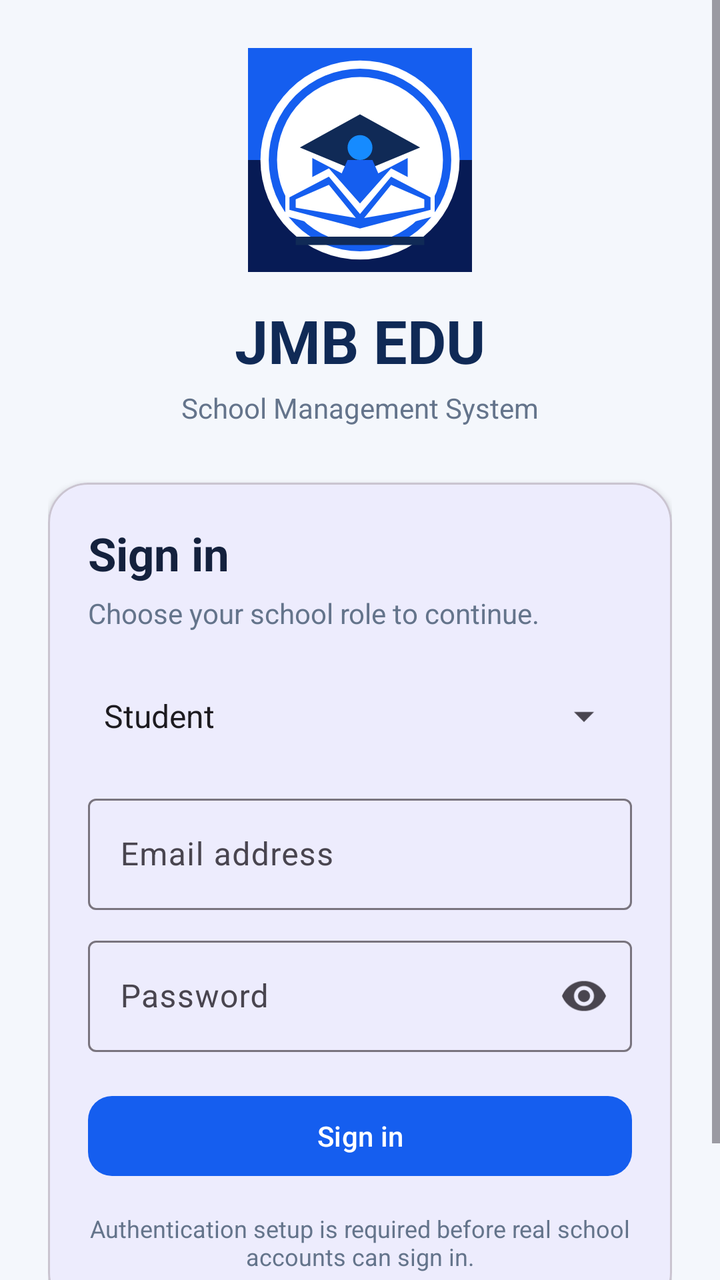
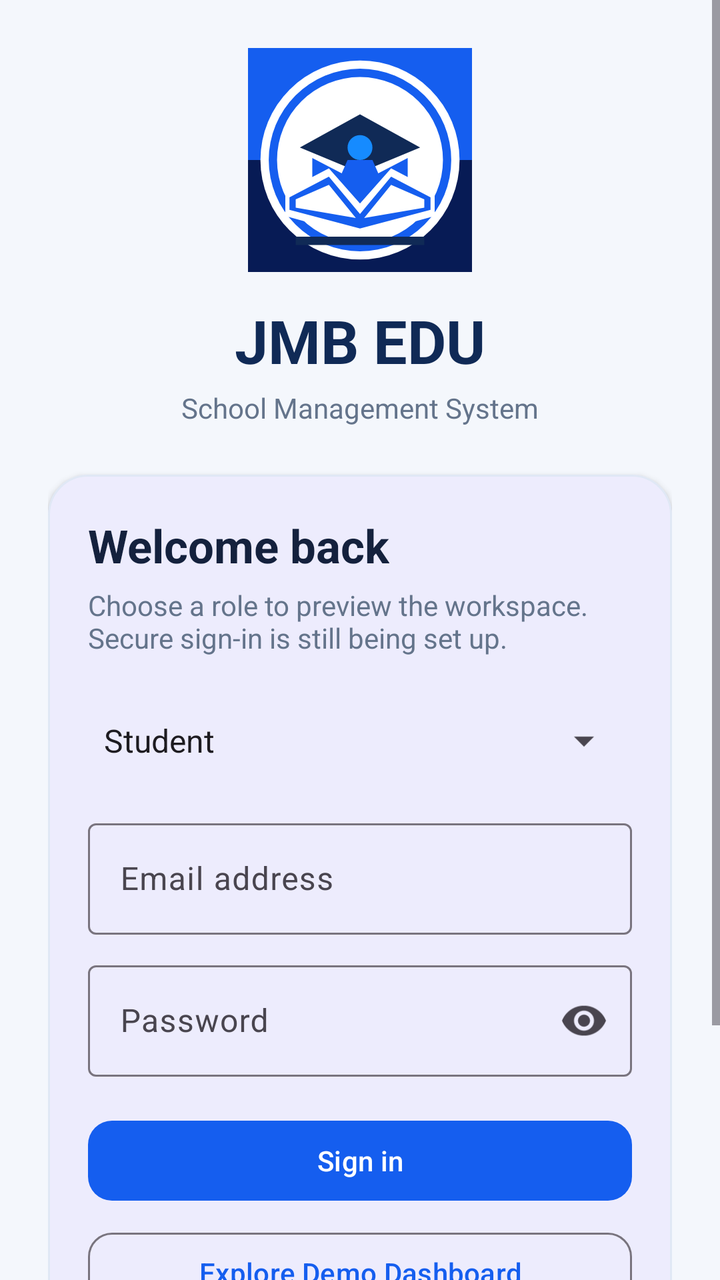

Compare the two renders of this Android layout. The source of the first and the diff that turns it into the second are given below.
<!-- AndroidManifest.xml: application theme Theme.JMBEDU -->
<!-- res/layout/activity_login.xml -->
<?xml version="1.0" encoding="utf-8"?>
<ScrollView xmlns:android="http://schemas.android.com/apk/res/android"
    android:layout_width="match_parent"
    android:layout_height="match_parent"
    android:background="@color/jmb_background"
    android:fillViewport="true">
    <LinearLayout
        android:layout_width="match_parent"
        android:layout_height="match_parent"
        android:gravity="center"
        android:orientation="vertical"
        android:padding="24dp">
        <ImageView
            android:layout_width="112dp"
            android:layout_height="112dp"
            android:contentDescription="JMB EDU logo"
            android:src="@drawable/ic_jmb_edu" />
        <TextView
            android:layout_width="wrap_content"
            android:layout_height="wrap_content"
            android:layout_marginTop="14dp"
            android:text="JMB EDU"
            android:textColor="@color/jmb_navy"
            android:textSize="30sp"
            android:textStyle="bold" />
        <TextView
            android:layout_width="wrap_content"
            android:layout_height="wrap_content"
            android:layout_marginTop="4dp"
            android:text="School Management System"
            android:textColor="@color/jmb_muted"
            android:textSize="14sp" />
        <com.google.android.material.card.MaterialCardView
            android:layout_width="match_parent"
            android:layout_height="wrap_content"
            android:layout_marginTop="28dp"
            app:cardCornerRadius="20dp"
            app:cardElevation="2dp"
            xmlns:app="http://schemas.android.com/apk/res-auto">
            <LinearLayout
                android:layout_width="match_parent"
                android:layout_height="wrap_content"
                android:orientation="vertical"
                android:padding="20dp">
                <TextView
                    android:layout_width="wrap_content"
                    android:layout_height="wrap_content"
                    android:text="Sign in"
                    android:textColor="@color/jmb_text"
                    android:textSize="23sp"
                    android:textStyle="bold" />
                <TextView
                    android:layout_width="wrap_content"
                    android:layout_height="wrap_content"
                    android:layout_marginTop="5dp"
                    android:text="Choose your school role to continue."
                    android:textColor="@color/jmb_muted"
                    android:textSize="14sp" />
                <Spinner
                    android:id="@+id/roleSpinner"
                    android:layout_width="match_parent"
                    android:layout_height="52dp"
                    android:layout_marginTop="16dp"
                    android:entries="@array/login_roles" />
                <com.google.android.material.textfield.TextInputLayout
                    android:layout_width="match_parent"
                    android:layout_height="wrap_content"
                    android:layout_marginTop="10dp"
                    android:hint="Email address">
                    <com.google.android.material.textfield.TextInputEditText
                        android:id="@+id/emailInput"
                        android:layout_width="match_parent"
                        android:layout_height="wrap_content"
                        android:inputType="textEmailAddress"
                        android:autofillHints="emailAddress" />
                </com.google.android.material.textfield.TextInputLayout>
                <com.google.android.material.textfield.TextInputLayout
                    android:layout_width="match_parent"
                    android:layout_height="wrap_content"
                    android:layout_marginTop="10dp"
                    android:hint="Password"
                    app:endIconMode="password_toggle">
                    <com.google.android.material.textfield.TextInputEditText
                        android:id="@+id/passwordInput"
                        android:layout_width="match_parent"
                        android:layout_height="wrap_content"
                        android:inputType="textPassword"
                        android:autofillHints="password" />
                </com.google.android.material.textfield.TextInputLayout>
                <com.google.android.material.button.MaterialButton
                    android:id="@+id/signInButton"
                    android:layout_width="match_parent"
                    android:layout_height="wrap_content"
                    android:layout_marginTop="18dp"
                    android:text="Sign in"
                    app:cornerRadius="12dp" />
                <TextView
                    android:layout_width="match_parent"
                    android:layout_height="wrap_content"
                    android:layout_marginTop="14dp"
                    android:gravity="center"
                    android:text="Authentication setup is required before real school accounts can sign in."
                    android:textColor="@color/jmb_muted"
                    android:textSize="12sp" />
            </LinearLayout>
        </com.google.android.material.card.MaterialCardView>
        <TextView
            android:layout_width="wrap_content"
            android:layout_height="wrap_content"
            android:layout_marginTop="20dp"
            android:text="LEARN  •  MANAGE  •  SUCCEED"
            android:textColor="@color/jmb_blue"
            android:textStyle="bold"
            android:textSize="12sp" />
    </LinearLayout>
</ScrollView>
<!-- resources referenced by this layout -->
<resources>
  <string-array name="login_roles">
          <item>Student</item>
          <item>Teacher</item>
          <item>Senior Teacher</item>
          <item>Headmaster</item>
          <item>School Admin</item>
          <item>Owner</item>
      </string-array>
  <color name="jmb_background">#F4F7FC</color>
  <color name="jmb_blue">#155EEF</color>
  <color name="jmb_muted">#64748B</color>
  <color name="jmb_navy">#102A56</color>
  <color name="jmb_text">#14213D</color>
  <!-- drawable ic_jmb_edu (drawable) -->
  <?xml version="1.0" encoding="utf-8"?>
  <vector xmlns:android="http://schemas.android.com/apk/res/android"
      android:width="108dp"
      android:height="108dp"
      android:viewportWidth="108"
      android:viewportHeight="108">
      <path android:fillColor="#071B55" android:pathData="M0,0h108v108h-108z"/>
      <path android:fillColor="#155EEF" android:pathData="M0,0h108v54h-108z"/>
      <path android:fillColor="#FFFFFF" android:pathData="M54,6A48,48 0,1 0,54 102A48,48 0,1 0,54 6"/>
      <path android:fillColor="#155EEF" android:pathData="M54,10A44,44 0,1 0,54 98A44,44 0,1 0,54 10 M54,14A40,40 0,1 1,54 94A40,40 0,1 1,54 14"/>
      <path android:fillColor="#102A56" android:pathData="M25,48 L54,32 L83,48 L54,60 Z"/>
      <path android:fillColor="#155EEF" android:pathData="M31,53 L31,66 Q54,78 77,66 L77,53 L54,65 Z"/>
      <path android:fillColor="#168BFF" android:pathData="M54,42 A6,6 0,1 0,54 54 A6,6 0,1 0,54 42"/>
      <path android:fillColor="#155EEF" android:pathData="M48,54 L60,54 L67,70 L54,82 L41,70 Z"/>
      <path android:fillColor="#FFFFFF" android:pathData="M18,69 L39,58 L54,75 L69,58 L90,69 L90,81 L54,91 L18,81 Z"/>
      <path android:fillColor="#155EEF" android:pathData="M20,72 L39,62 L54,80 L69,62 L88,72 L88,78 L54,87 L20,78 Z"/>
      <path android:fillColor="#FFFFFF" android:pathData="M23,73 L39,66 L52,82 L23,77 Z M85,73 L69,66 L56,82 L85,77 Z"/>
      <path android:fillColor="#102A56" android:pathData="M23,91 L85,91 L85,95 L23,95 Z"/>
  </vector>
  <style name="Theme.JMBEDU" parent="Theme.Material3.DayNight.NoActionBar">
          <item name="colorPrimary">#155EEF</item>
          <item name="colorSecondary">#4F8BFF</item>
          <item name="android:statusBarColor">#102A56</item>
          <item name="android:navigationBarColor">#102A56</item>
          <item name="android:windowLightStatusBar">false</item>
      </style>
</resources>

<!-- the commit's change to res/layout/activity_login.xml (unified diff, before → after) -->
@@ -1,116 +1,68 @@
 <?xml version="1.0" encoding="utf-8"?>
 <ScrollView xmlns:android="http://schemas.android.com/apk/res/android"
-    android:layout_width="match_parent"
-    android:layout_height="match_parent"
-    android:background="@color/jmb_background"
-    android:fillViewport="true">
-    <LinearLayout
-        android:layout_width="match_parent"
-        android:layout_height="match_parent"
-        android:gravity="center"
-        android:orientation="vertical"
-        android:padding="24dp">
-        <ImageView
-            android:layout_width="112dp"
-            android:layout_height="112dp"
-            android:contentDescription="JMB EDU logo"
-            android:src="@drawable/ic_jmb_edu" />
-        <TextView
-            android:layout_width="wrap_content"
-            android:layout_height="wrap_content"
-            android:layout_marginTop="14dp"
-            android:text="JMB EDU"
-            android:textColor="@color/jmb_navy"
-            android:textSize="30sp"
-            android:textStyle="bold" />
-        <TextView
-            android:layout_width="wrap_content"
-            android:layout_height="wrap_content"
-            android:layout_marginTop="4dp"
-            android:text="School Management System"
-            android:textColor="@color/jmb_muted"
-            android:textSize="14sp" />
+    xmlns:app="http://schemas.android.com/apk/res-auto"
+    android:layout_width="match_parent" android:layout_height="match_parent"
+    android:background="@color/jmb_background" android:fillViewport="true">
+    <LinearLayout android:layout_width="match_parent" android:layout_height="wrap_content"
+        android:gravity="center_horizontal" android:orientation="vertical" android:padding="24dp">
+        <ImageView android:layout_width="112dp" android:layout_height="112dp"
+            android:contentDescription="JMB EDU logo" android:src="@drawable/ic_jmb_edu" />
+        <TextView android:layout_width="wrap_content" android:layout_height="wrap_content"
+            android:layout_marginTop="14dp" android:text="JMB EDU" android:textColor="@color/jmb_navy"
+            android:textSize="30sp" android:textStyle="bold" />
+        <TextView android:layout_width="wrap_content" android:layout_height="wrap_content"
+            android:layout_marginTop="4dp" android:text="School Management System"
+            android:textColor="@color/jmb_muted" android:textSize="14sp" />
         <com.google.android.material.card.MaterialCardView
-            android:layout_width="match_parent"
-            android:layout_height="wrap_content"
-            android:layout_marginTop="28dp"
-            app:cardCornerRadius="20dp"
-            app:cardElevation="2dp"
-            xmlns:app="http://schemas.android.com/apk/res-auto">
-            <LinearLayout
-                android:layout_width="match_parent"
-                android:layout_height="wrap_content"
-                android:orientation="vertical"
-                android:padding="20dp">
-                <TextView
-                    android:layout_width="wrap_content"
-                    android:layout_height="wrap_content"
-                    android:text="Sign in"
-                    android:textColor="@color/jmb_text"
-                    android:textSize="23sp"
-                    android:textStyle="bold" />
-                <TextView
-                    android:layout_width="wrap_content"
-                    android:layout_height="wrap_content"
+            android:layout_width="match_parent" android:layout_height="wrap_content"
+            android:layout_marginTop="24dp" app:cardCornerRadius="20dp" app:cardElevation="2dp"
+            app:strokeColor="#E0E8F5" app:strokeWidth="1dp">
+            <LinearLayout android:layout_width="match_parent" android:layout_height="wrap_content"
+                android:orientation="vertical" android:padding="20dp">
+                <TextView android:layout_width="wrap_content" android:layout_height="wrap_content"
+                    android:text="Welcome back" android:textColor="@color/jmb_text"
+                    android:textSize="23sp" android:textStyle="bold" />
+                <TextView android:layout_width="match_parent" android:layout_height="wrap_content"
                     android:layout_marginTop="5dp"
-                    android:text="Choose your school role to continue."
-                    android:textColor="@color/jmb_muted"
-                    android:textSize="14sp" />
-                <Spinner
-                    android:id="@+id/roleSpinner"
-                    android:layout_width="match_parent"
-                    android:layout_height="52dp"
-                    android:layout_marginTop="16dp"
+                    android:text="Choose a role to preview the workspace. Secure sign-in is still being set up."
+                    android:textColor="@color/jmb_muted" android:textSize="14sp" />
+                <Spinner android:id="@+id/roleSpinner" android:layout_width="match_parent"
+                    android:layout_height="52dp" android:layout_marginTop="16dp"
                     android:entries="@array/login_roles" />
                 <com.google.android.material.textfield.TextInputLayout
-                    android:layout_width="match_parent"
-                    android:layout_height="wrap_content"
-                    android:layout_marginTop="10dp"
-                    android:hint="Email address">
+                    android:layout_width="match_parent" android:layout_height="wrap_content"
+                    android:layout_marginTop="10dp" android:hint="Email address">
                     <com.google.android.material.textfield.TextInputEditText
-                        android:id="@+id/emailInput"
-                        android:layout_width="match_parent"
-                        android:layout_height="wrap_content"
-                        android:inputType="textEmailAddress"
-                        android:autofillHints="emailAddress" />
+                        android:id="@+id/emailInput" android:layout_width="match_parent"
+                        android:layout_height="wrap_content" android:autofillHints="emailAddress"
+                        android:inputType="textEmailAddress" />
                 </com.google.android.material.textfield.TextInputLayout>
                 <com.google.android.material.textfield.TextInputLayout
-                    android:layout_width="match_parent"
-                    android:layout_height="wrap_content"
-                    android:layout_marginTop="10dp"
-                    android:hint="Password"
+                    android:layout_width="match_parent" android:layout_height="wrap_content"
+                    android:layout_marginTop="10dp" android:hint="Password"
                     app:endIconMode="password_toggle">
                     <com.google.android.material.textfield.TextInputEditText
-                        android:id="@+id/passwordInput"
-                        android:layout_width="match_parent"
-                        android:layout_height="wrap_content"
-                        android:inputType="textPassword"
-                        android:autofillHints="password" />
+                        android:id="@+id/passwordInput" android:layout_width="match_parent"
+                        android:layout_height="wrap_content" android:autofillHints="password"
+                        android:inputType="textPassword" />
                 </com.google.android.material.textfield.TextInputLayout>
                 <com.google.android.material.button.MaterialButton
-                    android:id="@+id/signInButton"
-                    android:layout_width="match_parent"
-                    android:layout_height="wrap_content"
-                    android:layout_marginTop="18dp"
-                    android:text="Sign in"
+                    android:id="@+id/signInButton" android:layout_width="match_parent"
+                    android:layout_height="wrap_content" android:layout_marginTop="18dp"
+                    android:text="Sign in" app:cornerRadius="12dp" />
+                <com.google.android.material.button.MaterialButton
+                    android:id="@+id/previewDemoButton" style="@style/Widget.Material3.Button.OutlinedButton"
+                    android:layout_width="match_parent" android:layout_height="wrap_content"
+                    android:layout_marginTop="8dp" android:text="Explore Demo Dashboard"
                     app:cornerRadius="12dp" />
-                <TextView
-                    android:layout_width="match_parent"
-                    android:layout_height="wrap_content"
-                    android:layout_marginTop="14dp"
-                    android:gravity="center"
-                    android:text="Authentication setup is required before real school accounts can sign in."
-                    android:textColor="@color/jmb_muted"
-                    android:textSize="12sp" />
+                <TextView android:layout_width="match_parent" android:layout_height="wrap_content"
+                    android:layout_marginTop="14dp" android:gravity="center"
+                    android:text="DEMO PREVIEW ONLY • No account is created. Avoid entering real passwords or real student information."
+                    android:textColor="@color/jmb_muted" android:textSize="12sp" />
             </LinearLayout>
         </com.google.android.material.card.MaterialCardView>
-        <TextView
-            android:layout_width="wrap_content"
-            android:layout_height="wrap_content"
-            android:layout_marginTop="20dp"
-            android:text="LEARN  •  MANAGE  •  SUCCEED"
-            android:textColor="@color/jmb_blue"
-            android:textStyle="bold"
-            android:textSize="12sp" />
+        <TextView android:layout_width="wrap_content" android:layout_height="wrap_content"
+            android:layout_marginTop="20dp" android:text="LEARN  •  MANAGE  •  SUCCEED"
+            android:textColor="@color/jmb_blue" android:textSize="12sp" android:textStyle="bold" />
     </LinearLayout>
 </ScrollView>
